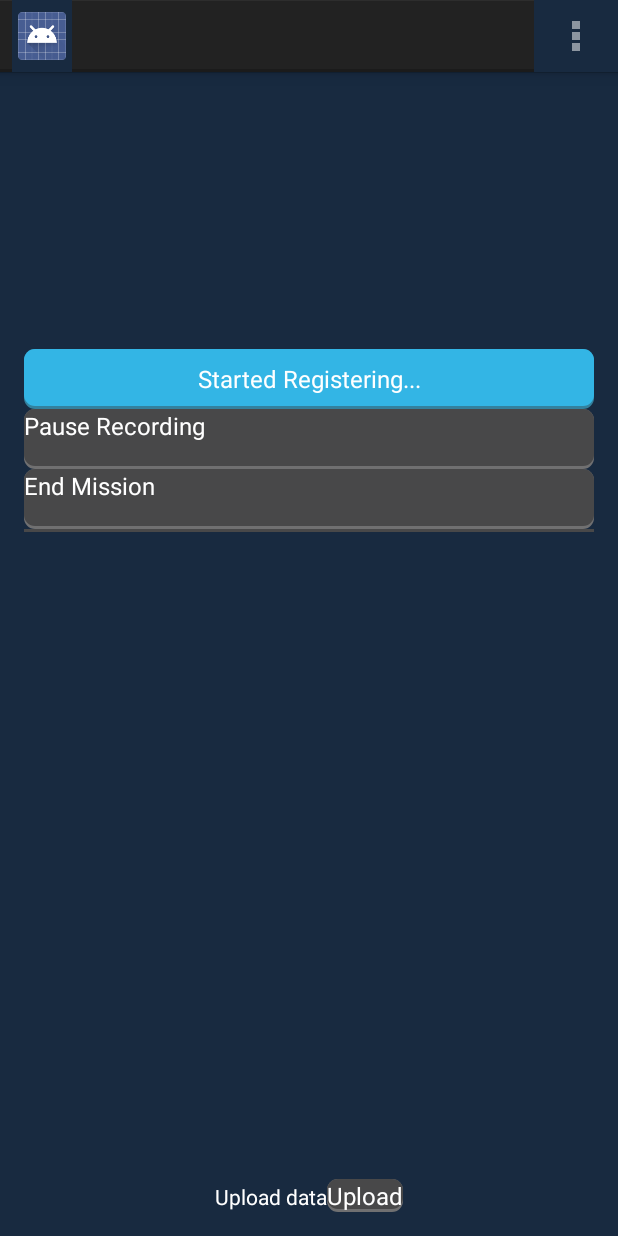
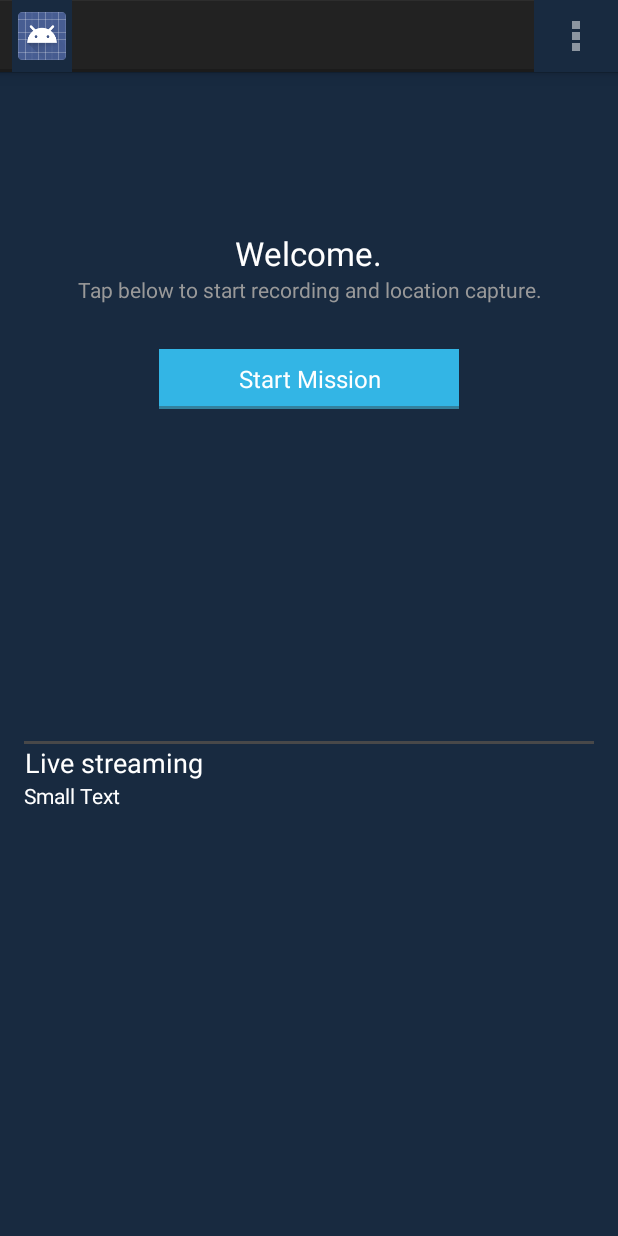
Before and after one commit to mekka/copcast-android, an Android app: the MainActivity screen opened directly, with no data from a screen before it, in the options menu, after a tap on "Settings", on a phone screen of 412 x 824 dp. Run offline under Robolectric (Android 15) with nearby library versions, the phone set to English and light mode, and no system bars; libraries missing offline, so code that uses them is left out: com.loopj.android; 1 statement that could not run was skipped.

Commit message:
Correcting style

```diff
--- a/app/src/main/java/org/igarape/copcast/views/MainActivity.java
+++ b/app/src/main/java/org/igarape/copcast/views/MainActivity.java
@@ -46,9 +46,6 @@ public class MainActivity extends Activity implements SurfaceHolder.Callback {
         ab.setTitle(Globals.getUserName());
         ab.setSubtitle(Globals.getUserLogin(this));
 
-        ((TextView)findViewById(R.id.userName)).setText(Globals.getUserName());
-        ((TextView)findViewById(R.id.userLogin)).setText(Globals.getUserLogin(this));
-
         ApiClient.get("/pictures/small/show", null, new AsyncHttpResponseHandler() {
             @Override
             public void onSuccess(int statusCode, Header[] headers, byte[] responseBody) {
@@ -67,11 +64,11 @@ public class MainActivity extends Activity implements SurfaceHolder.Callback {
         starMissionButton.setOnClickListener(new View.OnClickListener() {
             @Override
             public void onClick(View view) {
-                starMissionButton.setEnabled(false);
-                starMissionButton.setText(getString(R.string.recording_started));
+                starMissionButton.setVisibility(View.INVISIBLE);
 
                 findViewById(R.id.settingsLayout).setVisibility(View.VISIBLE);
-
+                ((TextView)findViewById(R.id.welcome)).setText(getString(R.string.mission_start));
+                ((TextView)findViewById(R.id.welcomeDesc)).setText(getString(R.string.mission_start_desc));
                 Intent intent = new Intent(MainActivity.this, RecorderService.class);
                 intent.addFlags(Intent.FLAG_ACTIVITY_NEW_TASK);
                 startService(intent);
@@ -79,6 +76,25 @@ public class MainActivity extends Activity implements SurfaceHolder.Callback {
                 intent = new Intent(MainActivity.this, LocationService.class);
                 intent.addFlags(Intent.FLAG_ACTIVITY_NEW_TASK);
                 startService(intent);
+            }
+        });
+
+        final Button endMissionButton = (Button) findViewById(R.id.endMissionButton);
+        endMissionButton.setOnClickListener(new View.OnClickListener() {
+            @Override
+            public void onClick(View view) {
+                starMissionButton.setVisibility(View.VISIBLE);
+
+                findViewById(R.id.settingsLayout).setVisibility(View.INVISIBLE);
+                ((TextView)findViewById(R.id.welcome)).setText(getString(R.string.welcome));
+                ((TextView)findViewById(R.id.welcomeDesc)).setText(getString(R.string.welcome_desc));
+                Intent intent = new Intent(MainActivity.this, RecorderService.class);
+                intent.addFlags(Intent.FLAG_ACTIVITY_NEW_TASK);
+                stopService(intent);
+
+                intent = new Intent(MainActivity.this, LocationService.class);
+                intent.addFlags(Intent.FLAG_ACTIVITY_NEW_TASK);
+                stopService(intent);
             }
         });
 
--- a/app/src/main/java/org/igarape/copcast/views/SplashScreenActivity.java
+++ b/app/src/main/java/org/igarape/copcast/views/SplashScreenActivity.java
@@ -6,6 +6,7 @@ import android.content.Intent;
 import android.os.AsyncTask;
 import android.os.Bundle;
 import android.util.Log;
+import android.widget.Toast;
 
 import com.google.android.gms.common.ConnectionResult;
 import com.google.android.gms.common.GooglePlayServicesUtil;
@@ -20,7 +21,7 @@ public class SplashScreenActivity extends Activity {
 
 	private static final int SPLASH_SHOW_TIME = 5000;
     public static String TAG = SplashScreenActivity.class.getName();
-    private final static int PLAY_SERVICES_RESOLUTION_REQUEST = 9000;
+    private static final int REQUEST_CODE_RECOVER_PLAY_SERVICES = 1001;
     private Context context;
     private GoogleCloudMessaging gcm;
     private String regid = null;
@@ -28,25 +29,32 @@ public class SplashScreenActivity extends Activity {
 	@Override
     protected void onCreate(Bundle savedInstanceState) {
 		super.onCreate(savedInstanceState);
-		setContentView(R.layout.activity_spash_screen);
+		setContentView(R.layout.activity_splash_screen);
 
+
+
+	}
+
+    @Override
+    protected void onResume() {
+        super.onResume();
         context = getApplicationContext();
         if (checkPlayServices()) {
             gcm = GoogleCloudMessaging.getInstance(this);
             regid = Globals.getRegistrationId(context);
+            Globals.setAccessToken(this, null);
+            new BackgroundSplashTask().execute();
         }
-        Globals.setAccessToken(this, null);
-		new BackgroundSplashTask().execute();
-	}
+    }
 
     private boolean checkPlayServices() {
-        int resultCode = GooglePlayServicesUtil.isGooglePlayServicesAvailable(this);
-        if (resultCode != ConnectionResult.SUCCESS) {
-            if (GooglePlayServicesUtil.isUserRecoverableError(resultCode)) {
-                GooglePlayServicesUtil.getErrorDialog(resultCode, this,
-                        PLAY_SERVICES_RESOLUTION_REQUEST).show();
+        int status = GooglePlayServicesUtil.isGooglePlayServicesAvailable(this);
+        if (status != ConnectionResult.SUCCESS) {
+            if (GooglePlayServicesUtil.isUserRecoverableError(status)) {
+                showErrorDialog(status);
             } else {
-                Log.i(TAG, "This device is not supported.");
+                Toast.makeText(this, "This device is not supported.",
+                        Toast.LENGTH_LONG).show();
                 finish();
             }
             return false;
@@ -54,6 +62,24 @@ public class SplashScreenActivity extends Activity {
         return true;
     }
 
+    void showErrorDialog(int code) {
+        GooglePlayServicesUtil.getErrorDialog(code, this,
+                REQUEST_CODE_RECOVER_PLAY_SERVICES).show();
+    }
+
+    @Override
+    protected void onActivityResult(int requestCode, int resultCode, Intent data) {
+        switch (requestCode) {
+            case REQUEST_CODE_RECOVER_PLAY_SERVICES:
+                if (resultCode == RESULT_CANCELED) {
+                    Toast.makeText(this, "Google Play Services must be installed.",
+                            Toast.LENGTH_SHORT).show();
+                    finish();
+                }
+                return;
+        }
+        super.onActivityResult(requestCode, resultCode, data);
+    }
 	/**
 	 * Async Task: can be used to load DB, images during which the splash screen
 	 * is shown to user
--- a/app/src/main/res/drawable/button_blue.xml
+++ b/app/src/main/res/drawable/button_blue.xml
@@ -6,8 +6,6 @@
         <shape  android:shape="rectangle">
 
             <solid android:color="#33819e" />
-            <corners android:radius="7dp" />
-
         </shape>
     </item>
 
@@ -17,8 +15,6 @@
         <shape  android:shape="rectangle">
 
             <solid android:color="#33b5e5" />
-            <corners android:radius="7dp" />
-
 
         </shape>
 
--- a/app/src/main/res/drawable/button_default.xml
+++ b/app/src/main/res/drawable/button_default.xml
@@ -6,8 +6,6 @@
         <shape  android:shape="rectangle">
 
             <solid android:color="#707071" />
-            <corners android:radius="7dp" />
-
         </shape>
     </item>
 
@@ -17,8 +15,6 @@
         <shape  android:shape="rectangle">
 
             <solid android:color="#484849" />
-            <corners android:radius="7dp" />
-
 
         </shape>
 
--- a/app/src/main/res/layout/activity_login.xml
+++ b/app/src/main/res/layout/activity_login.xml
@@ -8,32 +8,30 @@
     android:paddingBottom="@dimen/activity_vertical_margin"
     tools:context=".AuthenticationActivity"
     style="@style/AppTheme"
-    android:textAlignment="center">
-
-
-    <RelativeLayout
-        android:id="@+id/login_wrapper"
-        android:layout_width="fill_parent"
-        android:layout_height="wrap_content"
-        android:layout_centerInParent="true"
-        android:focusable="true"
-        android:focusableInTouchMode="true">
+    android:gravity="center">
 
         <TextView
-            android:layout_width="wrap_content"
+            android:layout_width="fill_parent"
             android:layout_height="wrap_content"
             android:textAppearance="?android:attr/textAppearanceLarge"
             android:text="@string/login_title"
             android:id="@+id/loggedUserLabel"
             android:layout_alignParentTop="true"
-            android:layout_centerInParent="true"/>
+            android:layout_centerInParent="true"
+            android:textColor="@color/text_dark" />
+    <RelativeLayout
+        android:layout_width="fill_parent"
+        android:layout_height="2dip"
+        android:layout_below="@+id/loggedUserLabel"
+        android:background="#484849"
+        android:id="@+id/horizontalRule"></RelativeLayout>
 
         <EditText
             android:layout_width="match_parent"
             android:layout_height="wrap_content"
             android:id="@+id/txtLoginUser"
             android:hint="@string/login_hint"
-            android:layout_below="@+id/loggedUserLabel"
+            android:layout_below="@+id/horizontalRule"
 
             android:layout_marginTop="16dp"
             android:inputType="text"
@@ -56,17 +54,18 @@
 
         <Button
             android:id="@+id/btn_login_ok"
-            android:layout_width="fill_parent"
+            android:layout_width="wrap_content"
             android:layout_height="wrap_content"
-            android:background="?android:attr/selectableItemBackground"
+            style="@style/button_default"
+            android:minHeight="@dimen/button_height"
+            android:minWidth="@dimen/button_width"
             android:text="@android:string/ok"
             android:layout_alignParentBottom="false"
-            style="@style/button_default"
             android:layout_below="@+id/txtLoginPassword"
             android:layout_alignParentEnd="false"
             android:layout_alignParentRight="false"
-            android:onClick="makeLoginRequest" />
-
-    </RelativeLayout>
+            android:onClick="makeLoginRequest"
+            android:gravity="center"
+            android:layout_centerInParent="true" />
 
 </RelativeLayout>
--- a/app/src/main/res/layout/activity_main.xml
+++ b/app/src/main/res/layout/activity_main.xml
@@ -24,53 +24,61 @@
                 android:layout_height="wrap_content"
                 android:textAppearance="?android:attr/textAppearanceLarge"
                 android:text="@string/welcome"
-                android:id="@+id/userName" />
+                android:id="@+id/welcome" />
 
             <TextView
                 android:layout_width="wrap_content"
                 android:layout_height="wrap_content"
                 android:textAppearance="?android:attr/textAppearanceSmall"
                 android:text="@string/welcome_desc"
-                android:id="@+id/userLogin"
+                android:id="@+id/welcomeDesc"
+                android:textColor="@color/text_dark"
                 android:gravity="center" />
 
     </LinearLayout>
 
     <Button
-        android:layout_width="fill_parent"
+        android:layout_width="wrap_content"
         android:layout_height="wrap_content"
         android:text="@string/start_mission"
         style="@style/button_blue"
+        android:minHeight="@dimen/button_height"
+        android:minWidth="@dimen/button_width"
         android:id="@+id/startMissionButton"
+        android:gravity="center"
         android:layout_below="@+id/welcomeLayout"
-        android:gravity="center"
-        android:minHeight="@dimen/button_height" />
+        android:layout_centerHorizontal="true" />
 
     <LinearLayout
         android:orientation="vertical"
         android:layout_width="fill_parent"
         android:layout_height="wrap_content"
         android:id="@+id/settingsLayout"
-        android:layout_below="@+id/startMissionButton"
+        android:layout_below="@+id/welcomeLayout"
         android:gravity="center_horizontal"
         android:visibility="invisible">
 
         <Button
-            android:layout_width="fill_parent"
+            android:layout_width="wrap_content"
             android:layout_height="wrap_content"
             android:text="@string/pause_recording"
             style="@style/button_default"
             android:id="@+id/pauseRecordingButton"
-            android:minHeight="@dimen/button_height" />
+            android:minHeight="@dimen/button_height"
+            android:minWidth="@dimen/button_width"
+            android:gravity="center" />
 
 
         <Button
-            android:layout_width="fill_parent"
+            android:layout_width="wrap_content"
             android:layout_height="wrap_content"
             android:text="@string/end_mission"
             style="@style/button_default"
             android:id="@+id/endMissionButton"
-            android:minHeight="@dimen/button_height" />
+            android:minHeight="@dimen/button_height"
+            android:minWidth="@dimen/button_width"
+            android:gravity="center"
+            android:layout_marginTop="25dp"/>
 
 
     </LinearLayout>
@@ -81,40 +89,102 @@
         android:layout_height="1px">
     </SurfaceView>
 
+
     <RelativeLayout
         android:layout_width="fill_parent"
-        android:layout_height="2dip"
-        android:layout_below="@+id/settingsLayout"
-        android:background="#484849"
-        android:id="@+id/horizontalRule"></RelativeLayout>
+        android:layout_height="match_parent"
 
-    <LinearLayout
-        android:layout_width="fill_parent"
-        android:layout_height="match_parent"
-        android:layout_below="@+id/horizontalRule"
-        android:id="@+id/bottonLayout"
-        android:gravity="center|bottom"
+        android:id="@+id/uploadLayout"
         android:layout_alignParentBottom="true"
         android:layout_alignParentLeft="true"
         android:layout_alignParentRight="true"
         android:layout_alignParentStart="false"
-        android:layout_alignParentEnd="false">
-
+        android:layout_alignParentEnd="false"
+        android:layout_marginTop="430dp"
+        android:visibility="invisible">
+        <RelativeLayout
+            android:layout_width="fill_parent"
+            android:layout_height="2dip"
+            android:background="@color/bg_button_default"
+            android:id="@+id/horizontalRule"></RelativeLayout>
         <TextView
             android:layout_width="wrap_content"
-                android:layout_height="wrap_content"
-                android:textAppearance="?android:attr/textAppearanceSmall"
+            android:layout_height="fill_parent"
+            android:textAppearance="?android:attr/textAppearanceMedium"
             android:text="@string/upload_data"
-                android:id="@+id/uploadData"/>
+            android:id="@+id/uploadData"
+            android:layout_alignParentLeft="true"
+            android:layout_alignParentStart="true"
+            android:layout_below="@+id/horizontalRule"
+            android:gravity="center" />
+
+        <RelativeLayout
+            android:layout_width="wrap_content"
+            android:layout_height="fill_parent"
+            android:id="@+id/uploadButtonLayout"
+            android:layout_below="@+id/horizontalRule"
+            android:layout_alignParentRight="true"
+            android:layout_alignParentEnd="true"
+            android:gravity="center">
 
             <Button
                     android:layout_width="wrap_content"
                     android:layout_height="wrap_content"
                     android:id="@+id/uploadButton"
                     android:text="@string/upload"
-                style="@style/button_default" />
+                    style="@style/button_default"
+                    android:minHeight="@dimen/button_height"
+                    android:minWidth="@dimen/button_width_small"
+                    android:gravity="center"/>
+        </RelativeLayout>
 
+    </RelativeLayout>
 
+    <RelativeLayout
+        android:layout_width="fill_parent"
+        android:layout_height="match_parent"
 
-    </LinearLayout>
+        android:id="@+id/streamLayout"
+        android:layout_alignParentBottom="true"
+        android:layout_alignParentLeft="true"
+        android:layout_alignParentRight="true"
+        android:layout_alignParentStart="false"
+        android:layout_alignParentEnd="false"
+        android:layout_marginTop="@dimen/margin_top_botton">
+        <RelativeLayout
+            android:layout_width="fill_parent"
+            android:layout_height="2dip"
+            android:background="@color/bg_button_default"
+            android:id="@+id/horizontalRule2"></RelativeLayout>
+        <TextView
+            android:layout_width="wrap_content"
+            android:layout_height="wrap_content"
+            android:textAppearance="?android:attr/textAppearanceMedium"
+            android:text="@string/live_stream"
+            android:id="@+id/liveStream"
+            android:layout_alignParentLeft="true"
+            android:layout_alignParentStart="true"
+            android:layout_below="@+id/horizontalRule2"
+            android:gravity="center" />
+
+        <TextView
+            android:layout_width="wrap_content"
+            android:layout_height="wrap_content"
+            android:textAppearance="?android:attr/textAppearanceSmall"
+            android:text="Small Text"
+            android:id="@+id/textView"
+            android:layout_below="@+id/liveStream" />
+
+        <RelativeLayout
+            android:layout_width="wrap_content"
+            android:layout_height="fill_parent"
+            android:id="@+id/streamToggleLayout"
+            android:layout_below="@+id/horizontalRule2"
+            android:layout_alignParentRight="true"
+            android:layout_alignParentEnd="true"
+            android:gravity="center">
+
         </RelativeLayout>
+
+    </RelativeLayout>
+</RelativeLayout>
--- a/app/src/main/res/values-w820dp/dimens.xml
+++ b/app/src/main/res/values-w820dp/dimens.xml
@@ -3,4 +3,5 @@
          (such as screen margins) for screens with more than 820dp of available width. This
          would include 7" and 10" devices in landscape (~960dp and ~1280dp respectively). -->
     <dimen name="activity_horizontal_margin">64dp</dimen>
+    <dimen name="margin_top_botton">430dp</dimen>
 </resources>
--- a/app/src/main/res/values/colors.xml
+++ b/app/src/main/res/values/colors.xml
@@ -3,4 +3,5 @@
     <color name="bg_dark_block">#182a40</color>
     <color name="text_dark_block">#ffffff</color>
     <color name="bg_button_default">#484849</color>
+    <color name="text_dark">#999999</color>
 </resources>
--- a/app/src/main/res/values/dimens.xml
+++ b/app/src/main/res/values/dimens.xml
@@ -3,4 +3,7 @@
     <dimen name="activity_horizontal_margin">16dp</dimen>
     <dimen name="activity_vertical_margin">16dp</dimen>
     <dimen name="button_height">40dp</dimen>
+    <dimen name="button_width">200dp</dimen>
+    <dimen name="button_width_small">80dp</dimen>
+    <dimen name="margin_top_botton">430dp</dimen>
 </resources>
--- a/app/src/main/res/values/strings.xml
+++ b/app/src/main/res/values/strings.xml
@@ -3,7 +3,7 @@
 
     <string name="app_name">CopCast</string>
     <string name="hello_world">Hello world!</string>
-    <string name="login_title">Login to CopCast</string>
+    <string name="login_title">LOGIN</string>
     <string name="action_settings">Settings</string>
     <string name="title_activity_main">MainActivity</string>
     <string name="title_activity_login">LoginActivity</string>
@@ -43,4 +43,7 @@
     <string name="upload_data">Upload data</string>
     <string name="upload">Upload</string>
     <string name="logout">Logout</string>
+    <string name="mission_start">Mission Started.</string>
+    <string name="mission_start_desc">Recording and location capture are ON.</string>
+    <string name="live_stream">Live streaming</string>
 </resources>
```
Also changed, not shown: app/src/main/res/layout/activity_splash_screen.xml (renamed from app/src/main/res/layout/activity_spash_screen.xml). Lines whose indentation alone changed are shown as unchanged.
